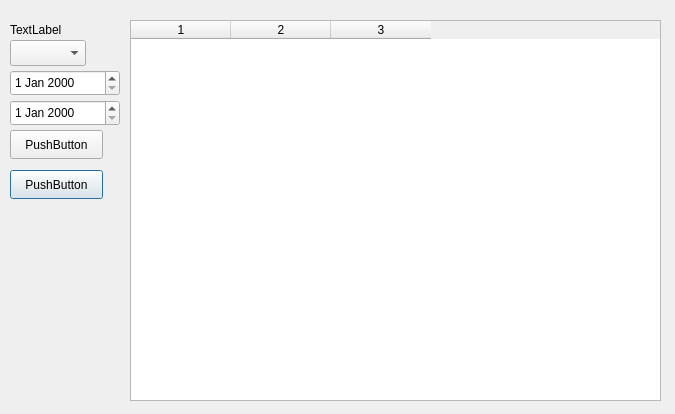
Above: errorwindow.ui from jon007a/Modbus before the change. Below: the same form after it.
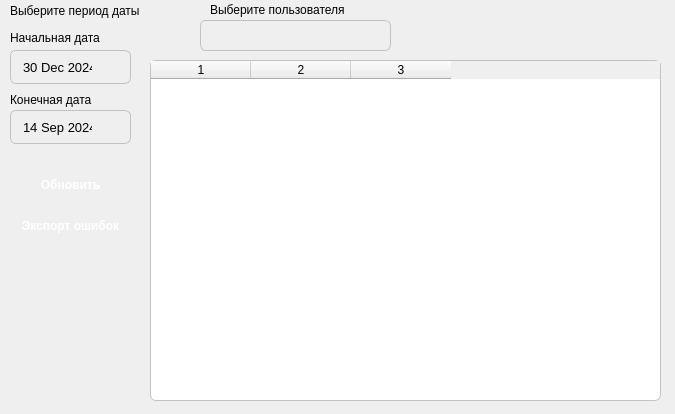
That is the form after the change. Icons and pictures are not drawn.

```diff
--- a/errorwindow.ui
+++ b/errorwindow.ui
@@ -17,80 +17,356 @@
    <property name="geometry">
     <rect>
      <x>10</x>
-     <y>20</y>
-     <width>63</width>
-     <height>20</height>
+     <y>0</y>
+     <width>171</width>
+     <height>21</height>
     </rect>
    </property>
    <property name="text">
-    <string>TextLabel</string>
+    <string>Выберите период даты</string>
    </property>
   </widget>
   <widget class="QComboBox" name="userComboBox">
    <property name="geometry">
     <rect>
-     <x>10</x>
-     <y>40</y>
-     <width>76</width>
-     <height>26</height>
+     <x>200</x>
+     <y>20</y>
+     <width>191</width>
+     <height>31</height>
     </rect>
    </property>
+   <property name="styleSheet">
+    <string notr="true">QComboBox {
+    background-color: #EFEFEF;
+    color: #404040;
+    border: 1px solid #C2C2C2;
+    border-radius: 6px;
+    padding: 6px 10px;
+    min-height: 15px;
+    font-size: 13px;
+}
+
+QComboBox:hover {
+    background-color: #E5E5E5;
+    border: 1px solid #A0A0A0;
+}
+
+QComboBox:focus {
+    border: 1px solid #808080;
+    background-color: #FAFAFA;
+}
+
+QComboBox::drop-down {
+    subcontrol-origin: padding;
+    subcontrol-position: center right;
+    width: 22px;
+    border-left: none;
+    margin-right: 6px;
+}
+
+QComboBox::down-arrow {
+    image: url(resources/arrow-down.png);
+    width: 12px;
+    height: 12px;
+}</string>
+   </property>
   </widget>
   <widget class="QDateEdit" name="startDateEdit">
    <property name="geometry">
     <rect>
      <x>10</x>
-     <y>70</y>
-     <width>110</width>
-     <height>26</height>
+     <y>50</y>
+     <width>121</width>
+     <height>34</height>
     </rect>
    </property>
+   <property name="styleSheet">
+    <string notr="true">QDateEdit {
+    background-color: #EFEFEF; /* Цвет фона */
+    color: #000000; /* Цвет текста (черный) */
+    border: 1px solid #C2C2C2; /* Цвет границы */
+    border-radius: 6px; /* Закругление углов */
+    padding: 6px 10px; /* Отступы внутри */
+    min-height: 20px; /* Минимальная высота */
+    font-size: 13px; /* Размер шрифта */
+}
+
+QDateEdit:hover {
+    background-color: #E5E5E5; /* Цвет фона при наведении */
+    border: 1px solid #A0A0A0; /* Цвет границы при наведении */
+}
+
+QDateEdit:focus {
+    border: 1px solid #808080; /* Цвет границы при фокусе */
+    background-color: #FAFAFA; /* Цвет фона при фокусе */
+}
+
+QDateEdit::drop-down {
+    subcontrol-origin: padding; /* Положение кнопки */
+    subcontrol-position: center right; /* Положение кнопки */
+    width: 22px; /* Ширина кнопки */
+    border-left: none; /* Убираем границу слева */
+    margin-right: 6px; /* Отступ справа */
+}
+
+QDateEdit::down-arrow {
+    image: url(resources/arrow-down.png); /* Изображение стрелки вниз */
+    width: 12px; /* Ширина стрелки */
+    height: 12px; /* Высота стрелки */
+}
+
+QDateEdit::up-button, QDateEdit::down-button {
+    background-color: #EFEFEF; /* Цвет фона кнопок */
+    border: none; /* Убираем границу */
+    width: 22px; /* Ширина кнопок */
+}
+
+QDateEdit::up-button:hover, QDateEdit::down-button:hover {
+    background-color: #E5E5E5; /* Цвет фона кнопок при наведении */
+}
+
+QDateEdit::up-button:pressed, QDateEdit::down-button:pressed {
+    background-color: #D0D0D0; /* Цвет фона кнопок при нажатии */
+}
+
+QDateEdit::up-button:disabled, QDateEdit::down-button:disabled {
+    background-color: #D9D9D9; /* Цвет фона кнопок при отключении */
+}</string>
+   </property>
+   <property name="maximumDate">
+    <date>
+     <year>2050</year>
+     <month>12</month>
+     <day>31</day>
+    </date>
+   </property>
+   <property name="minimumDate">
+    <date>
+     <year>2024</year>
+     <month>12</month>
+     <day>30</day>
+    </date>
+   </property>
+   <property name="calendarPopup">
+    <bool>true</bool>
+   </property>
   </widget>
   <widget class="QDateEdit" name="endDateEdit">
    <property name="geometry">
     <rect>
      <x>10</x>
-     <y>100</y>
-     <width>110</width>
-     <height>26</height>
+     <y>110</y>
+     <width>121</width>
+     <height>34</height>
     </rect>
    </property>
+   <property name="styleSheet">
+    <string notr="true">QDateEdit {
+    background-color: #EFEFEF; /* Цвет фона */
+    color: #000000; /* Цвет текста (черный) */
+    border: 1px solid #C2C2C2; /* Цвет границы */
+    border-radius: 6px; /* Закругление углов */
+    padding: 6px 10px; /* Отступы внутри */
+    min-height: 20px; /* Минимальная высота */
+    font-size: 13px; /* Размер шрифта */
+}
+
+QDateEdit:hover {
+    background-color: #E5E5E5; /* Цвет фона при наведении */
+    border: 1px solid #A0A0A0; /* Цвет границы при наведении */
+}
+
+QDateEdit:focus {
+    border: 1px solid #808080; /* Цвет границы при фокусе */
+    background-color: #FAFAFA; /* Цвет фона при фокусе */
+}
+
+QDateEdit::drop-down {
+    subcontrol-origin: padding; /* Положение кнопки */
+    subcontrol-position: center right; /* Положение кнопки */
+    width: 22px; /* Ширина кнопки */
+    border-left: none; /* Убираем границу слева */
+    margin-right: 6px; /* Отступ справа */
+}
+
+QDateEdit::down-arrow {
+    image: url(resources/arrow-down.png); /* Изображение стрелки вниз */
+    width: 12px; /* Ширина стрелки */
+    height: 12px; /* Высота стрелки */
+}
+
+QDateEdit::up-button, QDateEdit::down-button {
+    background-color: #EFEFEF; /* Цвет фона кнопок */
+    border: none; /* Убираем границу */
+    width: 22px; /* Ширина кнопок */
+}
+
+QDateEdit::up-button:hover, QDateEdit::down-button:hover {
+    background-color: #E5E5E5; /* Цвет фона кнопок при наведении */
+}
+
+QDateEdit::up-button:pressed, QDateEdit::down-button:pressed {
+    background-color: #D0D0D0; /* Цвет фона кнопок при нажатии */
+}
+
+QDateEdit::up-button:disabled, QDateEdit::down-button:disabled {
+    background-color: #D9D9D9; /* Цвет фона кнопок при отключении */
+}</string>
+   </property>
+   <property name="maximumDate">
+    <date>
+     <year>2050</year>
+     <month>12</month>
+     <day>31</day>
+    </date>
+   </property>
+   <property name="minimumDate">
+    <date>
+     <year>2024</year>
+     <month>9</month>
+     <day>14</day>
+    </date>
+   </property>
+   <property name="calendarPopup">
+    <bool>true</bool>
+   </property>
   </widget>
   <widget class="QPushButton" name="exportButton">
    <property name="geometry">
     <rect>
      <x>10</x>
-     <y>170</y>
-     <width>93</width>
-     <height>29</height>
+     <y>210</y>
+     <width>121</width>
+     <height>31</height>
     </rect>
    </property>
+   <property name="styleSheet">
+    <string notr="true">QPushButton {
+    text-align: center;
+    color: white;
+    border-radius: 8px;
+    padding: 5px 10px;
+    font-weight: bold;
+    background: qlineargradient(spread:pad, x1:0, y1:0, x2:1, y2:0, 
+                              stop:0 #3A3A3A, stop:0.5 #606060, stop:1 #3A3A3A);
+    border: none;
+    min-height: 20px;
+    max-width: 150px;
+}
+
+QPushButton:hover {
+    background: qlineargradient(spread:pad, x1:1, y1:0, x2:0, y2:0, 
+                              stop:0 #2A2A2A, stop:0.5 #404040, stop:1 #2A2A2A) /* Темнее при наведении */
+}
+
+QPushButton:pressed {
+    background: qlineargradient(spread:pad, x1:0, y1:0, x2:1, y2:0, 
+                              stop:0 #1F1F1F, stop:0.5 #303030, stop:1 #1F1F1F);
+}
+
+QPushButton:disabled {
+    background: #9E9E9E;
+    color: #E0E0E0;
+}</string>
+   </property>
    <property name="text">
-    <string>PushButton</string>
+    <string>Экспорт ошибок</string>
    </property>
   </widget>
   <widget class="QPushButton" name="refreshButton">
    <property name="geometry">
     <rect>
      <x>10</x>
-     <y>130</y>
-     <width>93</width>
-     <height>29</height>
+     <y>170</y>
+     <width>121</width>
+     <height>30</height>
     </rect>
    </property>
+   <property name="styleSheet">
+    <string notr="true">QPushButton {
+    text-align: center;
+    color: white;
+    border-radius: 8px;
+    padding: 5px 10px;
+    font-weight: bold;
+    background: qlineargradient(spread:pad, x1:0, y1:0, x2:1, y2:0, 
+                              stop:0 #3A3A3A, stop:0.5 #606060, stop:1 #3A3A3A);
+    border: none;
+    min-height: 20px;
+    max-width: 150px;
+}
+
+QPushButton:hover {
+    background: qlineargradient(spread:pad, x1:1, y1:0, x2:0, y2:0, 
+                              stop:0 #2A2A2A, stop:0.5 #404040, stop:1 #2A2A2A) /* Темнее при наведении */
+}
+
+QPushButton:pressed {
+    background: qlineargradient(spread:pad, x1:0, y1:0, x2:1, y2:0, 
+                              stop:0 #1F1F1F, stop:0.5 #303030, stop:1 #1F1F1F);
+}
+
+QPushButton:disabled {
+    background: #9E9E9E;
+    color: #E0E0E0;
+}</string>
+   </property>
    <property name="text">
-    <string>PushButton</string>
+    <string>Обновить</string>
    </property>
   </widget>
   <widget class="QTableWidget" name="errorTable">
    <property name="geometry">
     <rect>
-     <x>130</x>
-     <y>20</y>
-     <width>531</width>
-     <height>381</height>
+     <x>150</x>
+     <y>60</y>
+     <width>511</width>
+     <height>341</height>
     </rect>
    </property>
+   <property name="styleSheet">
+    <string notr="true">QTableWidget {
+    background-color: #FFFFFF; /* Цвет фона таблицы */
+    color: #404040; /* Цвет текста */
+    border: 1px solid #C2C2C2; /* Цвет границы */
+    border-radius: 6px; /* Закругление углов */
+}
+
+QTableWidget::item {
+    padding: 8px; /* Отступы внутри ячеек */
+}
+
+QTableWidget::horizontalHeader {
+    background-color: #4A4A4A; /* Цвет фона заголовков */
+    color: white; /* Цвет текста заголовков */
+    border: none; /* Убираем границу */
+    font-weight: bold; /* Жирный шрифт для заголовков */
+}
+
+QTableWidget::verticalHeader {
+    background-color: #F0F0F0; /* Цвет фона вертикальных заголовков */
+    color: #404040; /* Цвет текста вертикальных заголовков */
+    border: none; /* Убираем границу */
+}
+
+QTableWidget::horizontalHeader::section {
+    padding: 10px; /* Отступы внутри заголовков */
+}
+
+QTableWidget::item:selected {
+    background-color: #A0A0A0; /* Цвет фона выбранной ячейки */
+    color: white; /* Цвет текста выбранной ячейки */
+}
+
+QTableWidget::item:hover {
+    background-color: #E5E5E5; /* Цвет фона ячейки при наведении */
+}
+
+QTableWidget::verticalHeader::section {
+    background-color: #E5E5E5; /* Цвет фона для вертикальных заголовков */
+    border: 1px solid #C2C2C2; /* Цвет границы для вертикальных заголовков */
+}</string>
+   </property>
    <property name="columnCount">
     <number>3</number>
    </property>
@@ -98,6 +374,45 @@
    <column/>
    <column/>
   </widget>
+  <widget class="QLabel" name="label_2">
+   <property name="geometry">
+    <rect>
+     <x>210</x>
+     <y>0</y>
+     <width>191</width>
+     <height>20</height>
+    </rect>
+   </property>
+   <property name="text">
+    <string>Выберите пользователя</string>
+   </property>
+  </widget>
+  <widget class="QLabel" name="label_3">
+   <property name="geometry">
+    <rect>
+     <x>10</x>
+     <y>30</y>
+     <width>131</width>
+     <height>16</height>
+    </rect>
+   </property>
+   <property name="text">
+    <string>Начальная дата</string>
+   </property>
+  </widget>
+  <widget class="QLabel" name="label_4">
+   <property name="geometry">
+    <rect>
+     <x>10</x>
+     <y>90</y>
+     <width>121</width>
+     <height>20</height>
+    </rect>
+   </property>
+   <property name="text">
+    <string>Конечная дата</string>
+   </property>
+  </widget>
  </widget>
  <resources/>
  <connections/>
```
